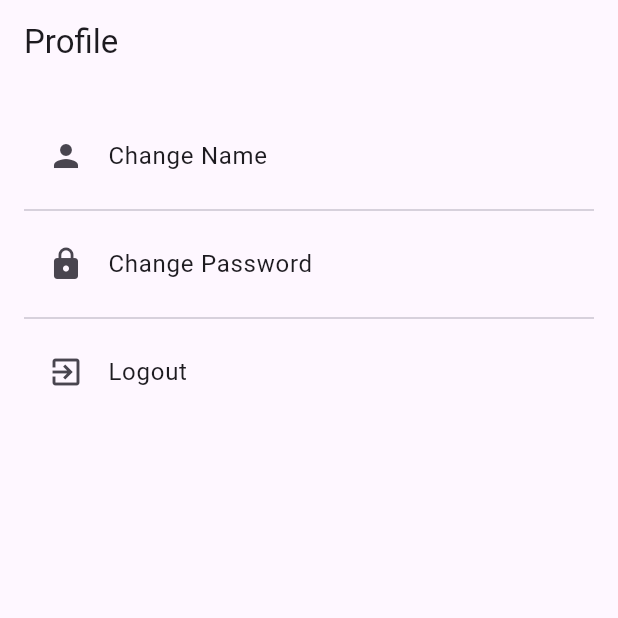
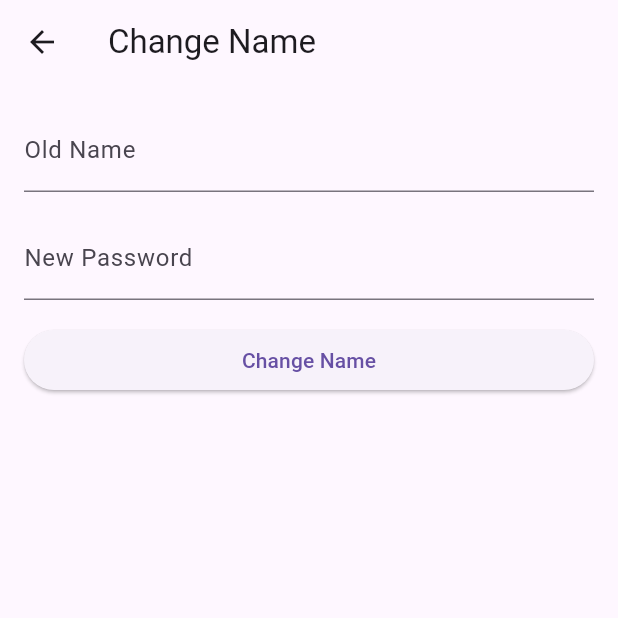
Before and after one commit to 2019331012/Project_350, a Flutter app: the Profile screen opened directly, after a tap on "Change Name", on a phone screen of 412 x 824 dp, the top half of it. Run offline on Flutter 3.47's test engine with Material 3 defaults, Android fonts, the phone set to English and light mode, and no system bars; our stand-ins replace hive, hive_flutter, logger, syncfusion_flutter_charts; accounts and stored records are empty.

```diff
--- /dev/null
+++ b/lib/Screens/change_name.dart
@@ -0,0 +1,110 @@
+import 'package:flutter/material.dart';
+import 'package:managment/data/model/register_id.dart';
+import 'package:managment/savecred.dart';
+import 'package:provider/provider.dart';
+
+class ChangeName extends StatefulWidget {
+  const ChangeName({Key? key}) : super(key: key);
+
+  @override
+  _ChangeNameState createState() => _ChangeNameState();
+}
+
+class _ChangeNameState extends State<ChangeName> {
+  final TextEditingController oldNameController = TextEditingController();
+  final TextEditingController newNameController = TextEditingController();
+
+  late Map<String, String>? loggedInCred;
+
+  @override
+  void initState() {
+    super.initState();
+    HiveAdapter.initialize(); // Initialize HiveAdapter
+    final userCredProvider = Provider.of<UserCredProvider>(context, listen: false);
+    loggedInCred = userCredProvider.cred;
+    oldNameController.text = loggedInCred?['name'] ?? '';
+  }
+
+
+  // Function to handle changing the password
+  void changeName() {
+    String oldName = oldNameController.text;
+    String newName = newNameController.text;
+
+    // Add your validation logic here
+    if (oldName.isEmpty || newName.isEmpty) {
+      // Show error message if any field is empty
+      ScaffoldMessenger.of(context).showSnackBar(
+        SnackBar(
+          content: Text('Please fill in all fields'),
+          duration: Duration(seconds: 2),
+        ),
+      );
+    } else if (newName == oldName) {
+      // Show error message if new passwords do not match
+      ScaffoldMessenger.of(context).showSnackBar(
+        SnackBar(
+          content: Text('The Names are the same.'),
+          duration: Duration(seconds: 2),
+        ),
+      );
+    } else {
+      // Perform password change logic here (e.g., call API or update database)
+      // After successful password change, show success message
+
+      logger.d('LogginCredentials is $loggedInCred');
+      HiveAdapter.changeName(context, loggedInCred?['email'] ?? '', oldName, newName);
+
+      ScaffoldMessenger.of(context).showSnackBar(
+        SnackBar(
+          content: Text('Name has changed successfully'),
+          duration: Duration(seconds: 2),
+        ),
+      );
+
+      // Clear text fields after successful password change
+      //oldNameController.clear();
+      newNameController.clear();
+    }
+  }
+
+  @override
+  Widget build(BuildContext context) {
+    return Scaffold(
+      appBar: AppBar(
+        title: Text('Change Name'),
+      ),
+      body: Padding(
+        padding: EdgeInsets.all(16),
+        child: Column(
+          crossAxisAlignment: CrossAxisAlignment.stretch,
+          children: [
+            TextField(
+              controller: oldNameController,
+              decoration: InputDecoration(labelText: 'Old Name'),
+              obscureText: true,
+            ),
+            SizedBox(height: 16),
+            TextField(
+              controller: newNameController,
+              decoration: InputDecoration(labelText: 'New Password'),
+              obscureText: true,
+            ),
+            SizedBox(height: 16),
+            ElevatedButton(
+              onPressed: changeName,
+              child: Text('Change Name'),
+            ),
+          ],
+        ),
+      ),
+    );
+  }
+
+  @override
+  void dispose() {
+    oldNameController.dispose();
+    newNameController.dispose();
+    super.dispose();
+  }
+}
--- a/lib/Screens/profile.dart
+++ b/lib/Screens/profile.dart
@@ -1,5 +1,6 @@
 import 'package:flutter/material.dart';
 import 'package:hive_flutter/hive_flutter.dart';
+import 'package:managment/Screens/change_name.dart';
 import 'package:managment/Screens/change_pass.dart'; // Make sure to import necessary dependencies
 
 class Profile extends StatelessWidget {
@@ -33,6 +34,14 @@ class Profile extends StatelessWidget {
                     onTap: () {
                       // Navigate to the screen where user can change their name
                       // You can implement this navigation logic according to your app's navigation stack
+
+                      Navigator.push(
+                        context,
+                        MaterialPageRoute(
+                          builder: (context) => ChangeName(),
+                        ),
+                      );
+
                     },
                   ),
                   Divider(),
```
Also changed, not shown: lib/data/model/register_id.dart (+16 -0 lines).
